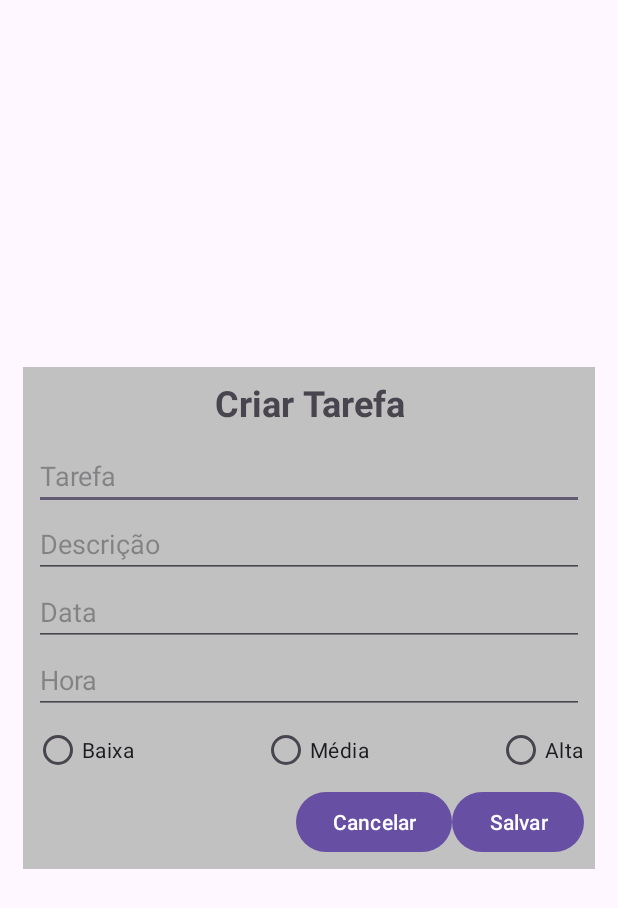
After one commit to Gabriel-Dionisio/Task-Manager-App, an Android app: the TaskFormActivity screen opened directly, with no data from a screen before it, on a phone screen of 412 x 824 dp. The commit adds this screen. Shown: the top 908 px of the screen. Run offline under Robolectric (Android 15) with nearby library versions, the phone set to English and light mode, and no system bars.

Commit message:
Implementa funcionalidade para cadastrar tarefas no banco de dados

```diff
--- a/app/src/main/AndroidManifest.xml
+++ b/app/src/main/AndroidManifest.xml
@@ -3,6 +3,7 @@
     xmlns:tools="http://schemas.android.com/tools">
 
     <application
+        android:name=".model.App"
         android:allowBackup="true"
         android:dataExtractionRules="@xml/data_extraction_rules"
         android:fullBackupContent="@xml/backup_rules"
@@ -12,6 +13,9 @@
         android:supportsRtl="true"
         android:theme="@style/Theme.TaskManeger"
         tools:targetApi="31">
+        <activity
+            android:name=".TaskFormActivity"
+            android:exported="false" />
         <activity
             android:name=".MainActivity"
             android:exported="true">
--- /dev/null
+++ b/app/src/main/res/layout/activity_task_form.xml
@@ -0,0 +1,122 @@
+<?xml version="1.0" encoding="utf-8"?>
+<androidx.constraintlayout.widget.ConstraintLayout xmlns:android="http://schemas.android.com/apk/res/android"
+    xmlns:app="http://schemas.android.com/apk/res-auto"
+    xmlns:tools="http://schemas.android.com/tools"
+    android:id="@+id/main"
+    android:layout_width="match_parent"
+    android:layout_height="match_parent"
+    tools:context=".TaskFormActivity">
+
+    <LinearLayout
+        android:layout_width="match_parent"
+        android:layout_height="wrap_content"
+        android:layout_margin="15dp"
+        android:background="#C1C1C1"
+        android:orientation="vertical"
+        android:padding="7.5dp"
+        app:layout_constraintBottom_toBottomOf="parent"
+        app:layout_constraintEnd_toEndOf="parent"
+        app:layout_constraintStart_toStartOf="parent"
+        app:layout_constraintTop_toTopOf="parent">
+
+        <TextView
+            android:layout_width="match_parent"
+            android:layout_height="wrap_content"
+            android:text="Criar Tarefa"
+            android:textAlignment="center"
+            android:textSize="24sp"
+            android:textStyle="bold" />
+
+        <EditText
+            android:id="@+id/edit_task_name"
+            android:layout_width="match_parent"
+            android:layout_height="wrap_content"
+            android:layout_marginTop="10dp"
+            android:ems="10"
+            android:hint="Tarefa"
+            android:inputType="text" />
+
+        <EditText
+            android:id="@+id/edit_description"
+            android:layout_width="match_parent"
+            android:layout_height="wrap_content"
+            android:ems="10"
+            android:gravity="start|top"
+            android:hint="Descrição"
+            android:inputType="textMultiLine" />
+
+
+        <EditText
+            android:id="@+id/editTextDate"
+            android:layout_width="match_parent"
+            android:layout_height="wrap_content"
+            android:ems="10"
+            android:hint="Data"
+            android:inputType="date" />
+
+        <EditText
+            android:id="@+id/editTextTime"
+            android:layout_width="match_parent"
+            android:layout_height="wrap_content"
+            android:ems="10"
+            android:hint="Hora"
+            android:inputType="time" />
+
+        <RadioGroup
+            android:id="@+id/radio_group"
+            android:layout_width="match_parent"
+            android:layout_height="match_parent"
+            android:gravity="center"
+            android:orientation="horizontal">
+
+            <RadioButton
+                android:id="@+id/low_button"
+                android:layout_width="wrap_content"
+                android:layout_height="wrap_content"
+                android:text="Baixa" />
+
+            <Space
+                android:layout_width="wrap_content"
+                android:layout_height="wrap_content"
+                android:layout_weight="1" />
+
+            <RadioButton
+                android:id="@+id/medium_button"
+                android:layout_width="wrap_content"
+                android:layout_height="wrap_content"
+                android:layout_gravity="center"
+                android:text="Média" />
+
+            <Space
+                android:layout_width="wrap_content"
+                android:layout_height="wrap_content"
+                android:layout_weight="1" />
+
+            <RadioButton
+                android:id="@+id/high_button"
+                android:layout_width="wrap_content"
+                android:layout_height="wrap_content"
+                android:text="Alta" />
+        </RadioGroup>
+
+        <LinearLayout
+            android:layout_width="wrap_content"
+            android:layout_height="wrap_content"
+            android:layout_gravity="end">
+
+            <Button
+                android:id="@+id/cancel_button"
+                android:layout_width="wrap_content"
+                android:layout_height="wrap_content"
+                android:text="Cancelar" />
+
+            <Button
+                android:id="@+id/save_button"
+                android:layout_width="wrap_content"
+                android:layout_height="wrap_content"
+                android:text="Salvar" />
+        </LinearLayout>
+
+    </LinearLayout>
+
+</androidx.constraintlayout.widget.ConstraintLayout>
--- a/app/src/main/res/values/colors.xml
+++ b/app/src/main/res/values/colors.xml
@@ -4,4 +4,5 @@
     <color name="white">#FFFFFFFF</color>
     <color name="green">#4CAF50</color>
     <color name="amarelo">#FFEB3B</color>
+    <color name="vermelho">#F44336</color>
 </resources>
--- a/app/src/main/res/values/strings.xml
+++ b/app/src/main/res/values/strings.xml
@@ -1,3 +1,3 @@
 <resources>
-    <string name="app_name">TaskManeger</string>
+    <string name="app_name">Task Maneger</string>
 </resources>
--- a/gradle/libs.versions.toml
+++ b/gradle/libs.versions.toml
@@ -1,6 +1,6 @@
 [versions]
 agp = "8.5.1"
-kotlin = "1.9.0"
+kotlin = "2.1.10"
 coreKtx = "1.10.1"
 junit = "4.13.2"
 junitVersion = "1.1.5"
```
Also changed, not shown: app/build.gradle.kts (+7 -0 lines), app/src/main/java/com/example/taskmaneger/MainActivity.kt (+61 -55 lines), app/src/main/java/com/example/taskmaneger/MainItem.kt (deleted, +0 -10 lines), app/src/main/java/com/example/taskmaneger/TaskFormActivity.kt (added, +82 -0 lines), app/src/main/java/com/example/taskmaneger/model/App.kt (added, +11 -0 lines), app/src/main/java/com/example/taskmaneger/model/AppDatabase.kt (added, +32 -0 lines), app/src/main/java/com/example/taskmaneger/model/DateConverter.kt (added, +17 -0 lines), app/src/main/java/com/example/taskmaneger/model/Task.kt (added, +16 -0 lines), app/src/main/java/com/example/taskmaneger/model/TaskDAO.kt (added, +14 -0 lines), app/src/main/res/layout/activity_main.xml (+11 -1 lines), app/src/main/res/layout/main_item.xml (+23 -24 lines).
